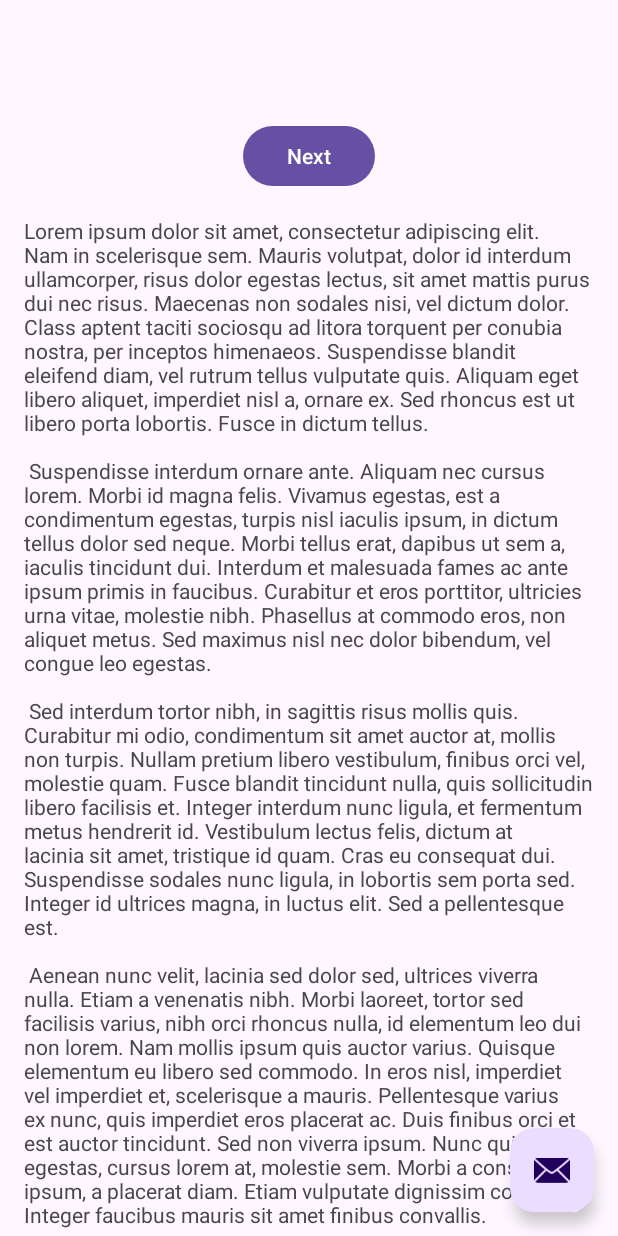
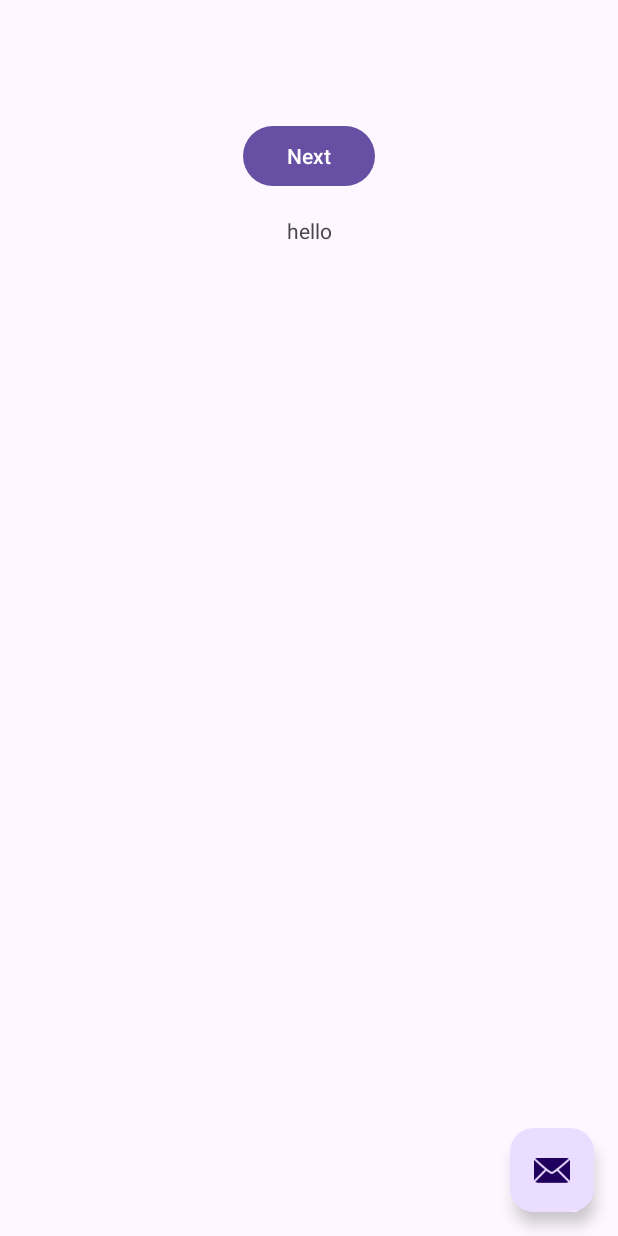
Before and after one commit to ChrisStuff4Fun/COMP3000, an Android app: the screen it shows after launch (MainActivity), on a phone screen of 412 x 824 dp. Run offline under Robolectric (Android 15) with nearby library versions, the phone set to English and light mode, and no system bars.

Commit message:
Android app progress
Background (Android Foreground) app service created alongside locationManager class to handle location updates. App will be functional once API class is implemented.

```diff
--- a/Source Code/Android/app/build.gradle.kts
+++ b/Source Code/Android/app/build.gradle.kts
@@ -42,6 +42,7 @@ dependencies {
     implementation(libs.constraintlayout)
     implementation(libs.navigation.fragment)
     implementation(libs.navigation.ui)
+    implementation(libs.play.services.location)
     testImplementation(libs.junit)
     androidTestImplementation(libs.ext.junit)
     androidTestImplementation(libs.espresso.core)
--- /dev/null
+++ b/Source Code/Android/app/src/main/java/apiManager.java
@@ -0,0 +1,2 @@
+public class apiManager {
+}
--- a/Source Code/Android/app/src/main/java/com/example/comp3000androidapp/MainActivity.java
+++ b/Source Code/Android/app/src/main/java/com/example/comp3000androidapp/MainActivity.java
@@ -54,12 +54,13 @@ public class MainActivity extends AppCompatActivity {
     private void showPermissionsDialog() {
         new AlertDialog.Builder(this)
                 .setTitle("Location Permissions Required")
-                .setMessage("This app requires location access at all times to function. Please go to Settings → Permissions → Location → Allow all the time.")
+                .setMessage("This app requires location access at all times to function. Please go to Settings → Permissions → Location → Allow all the time. (Requires an app restart)")
                 .setPositiveButton("Settings", (dialog, which) -> {
                     Intent intent = new Intent(Settings.ACTION_APPLICATION_DETAILS_SETTINGS);
                     Uri uri = Uri.fromParts("package", getPackageName(), null);
                     intent.setData(uri);
                     startActivity(intent);
+
                 })
                 .setNegativeButton("Exit", (dialog, which) -> finish())
                 .setCancelable(false)
--- /dev/null
+++ b/Source Code/Android/app/src/main/java/encryptionManager.java
@@ -0,0 +1,2 @@
+public class encryptionManager {
+}
--- a/Source Code/Android/app/src/main/res/values/strings.xml
+++ b/Source Code/Android/app/src/main/res/values/strings.xml
@@ -1,5 +1,5 @@
 <resources>
-    <string name="app_name">COMP3000AndroidApp</string>
+    <string name="app_name">CyberTrack Client</string>
     <string name="action_settings">Settings</string>
     <!-- Strings used for fragments for navigation -->
     <string name="first_fragment_label">First Fragment</string>
@@ -8,39 +8,6 @@
     <string name="previous">Previous</string>
 
     <string name="lorem_ipsum">
-        Lorem ipsum dolor sit amet, consectetur adipiscing elit. Nam in scelerisque sem. Mauris
-        volutpat, dolor id interdum ullamcorper, risus dolor egestas lectus, sit amet mattis purus
-        dui nec risus. Maecenas non sodales nisi, vel dictum dolor. Class aptent taciti sociosqu ad
-        litora torquent per conubia nostra, per inceptos himenaeos. Suspendisse blandit eleifend
-        diam, vel rutrum tellus vulputate quis. Aliquam eget libero aliquet, imperdiet nisl a,
-        ornare ex. Sed rhoncus est ut libero porta lobortis. Fusce in dictum tellus.\n\n
-        Suspendisse interdum ornare ante. Aliquam nec cursus lorem. Morbi id magna felis. Vivamus
-        egestas, est a condimentum egestas, turpis nisl iaculis ipsum, in dictum tellus dolor sed
-        neque. Morbi tellus erat, dapibus ut sem a, iaculis tincidunt dui. Interdum et malesuada
-        fames ac ante ipsum primis in faucibus. Curabitur et eros porttitor, ultricies urna vitae,
-        molestie nibh. Phasellus at commodo eros, non aliquet metus. Sed maximus nisl nec dolor
-        bibendum, vel congue leo egestas.\n\n
-        Sed interdum tortor nibh, in sagittis risus mollis quis. Curabitur mi odio, condimentum sit
-        amet auctor at, mollis non turpis. Nullam pretium libero vestibulum, finibus orci vel,
-        molestie quam. Fusce blandit tincidunt nulla, quis sollicitudin libero facilisis et. Integer
-        interdum nunc ligula, et fermentum metus hendrerit id. Vestibulum lectus felis, dictum at
-        lacinia sit amet, tristique id quam. Cras eu consequat dui. Suspendisse sodales nunc ligula,
-        in lobortis sem porta sed. Integer id ultrices magna, in luctus elit. Sed a pellentesque
-        est.\n\n
-        Aenean nunc velit, lacinia sed dolor sed, ultrices viverra nulla. Etiam a venenatis nibh.
-        Morbi laoreet, tortor sed facilisis varius, nibh orci rhoncus nulla, id elementum leo dui
-        non lorem. Nam mollis ipsum quis auctor varius. Quisque elementum eu libero sed commodo. In
-        eros nisl, imperdiet vel imperdiet et, scelerisque a mauris. Pellentesque varius ex nunc,
-        quis imperdiet eros placerat ac. Duis finibus orci et est auctor tincidunt. Sed non viverra
-        ipsum. Nunc quis augue egestas, cursus lorem at, molestie sem. Morbi a consectetur ipsum, a
-        placerat diam. Etiam vulputate dignissim convallis. Integer faucibus mauris sit amet finibus
-        convallis.\n\n
-        Phasellus in aliquet mi. Pellentesque habitant morbi tristique senectus et netus et
-        malesuada fames ac turpis egestas. In volutpat arcu ut felis sagittis, in finibus massa
-        gravida. Pellentesque id tellus orci. Integer dictum, lorem sed efficitur ullamcorper,
-        libero justo consectetur ipsum, in mollis nisl ex sed nisl. Donec maximus ullamcorper
-        sodales. Praesent bibendum rhoncus tellus nec feugiat. In a ornare nulla. Donec rhoncus
-        libero vel nunc consequat, quis tincidunt nisl eleifend. Cras bibendum enim a justo luctus
-        vestibulum. Fusce dictum libero quis erat maximus, vitae volutpat diam dignissim.
+        hello
     </string>
 </resources>
--- a/Source Code/Android/gradle/libs.versions.toml
+++ b/Source Code/Android/gradle/libs.versions.toml
@@ -8,6 +8,7 @@ material = "1.10.0"
 constraintlayout = "2.1.4"
 navigationFragment = "2.6.0"
 navigationUi = "2.6.0"
+playServicesLocation = "21.3.0"
 
 [libraries]
 junit = { group = "junit", name = "junit", version.ref = "junit" }
@@ -18,6 +19,7 @@ material = { group = "com.google.android.material", name = "material", version.r
 constraintlayout = { group = "androidx.constraintlayout", name = "constraintlayout", version.ref = "constraintlayout" }
 navigation-fragment = { group = "androidx.navigation", name = "navigation-fragment", version.ref = "navigationFragment" }
 navigation-ui = { group = "androidx.navigation", name = "navigation-ui", version.ref = "navigationUi" }
+play-services-location = { group = "com.google.android.gms", name = "play-services-location", version.ref = "playServicesLocation" }
 
 [plugins]
 android-application = { id = "com.android.application", version.ref = "agp" }
```
Also changed, not shown: Source Code/Android/app/src/main/java/locationManager.java (added, +54 -0 lines), Source Code/Android/app/src/main/java/trackingService.java (added, +54 -0 lines).
